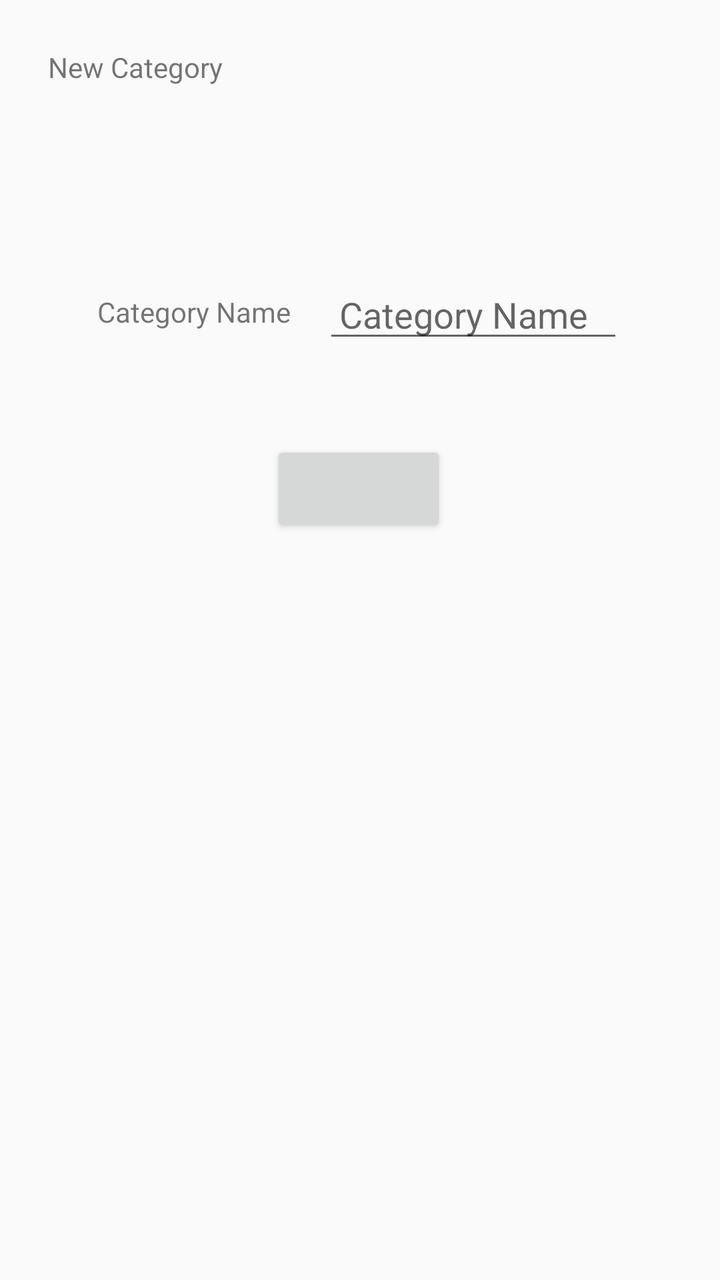
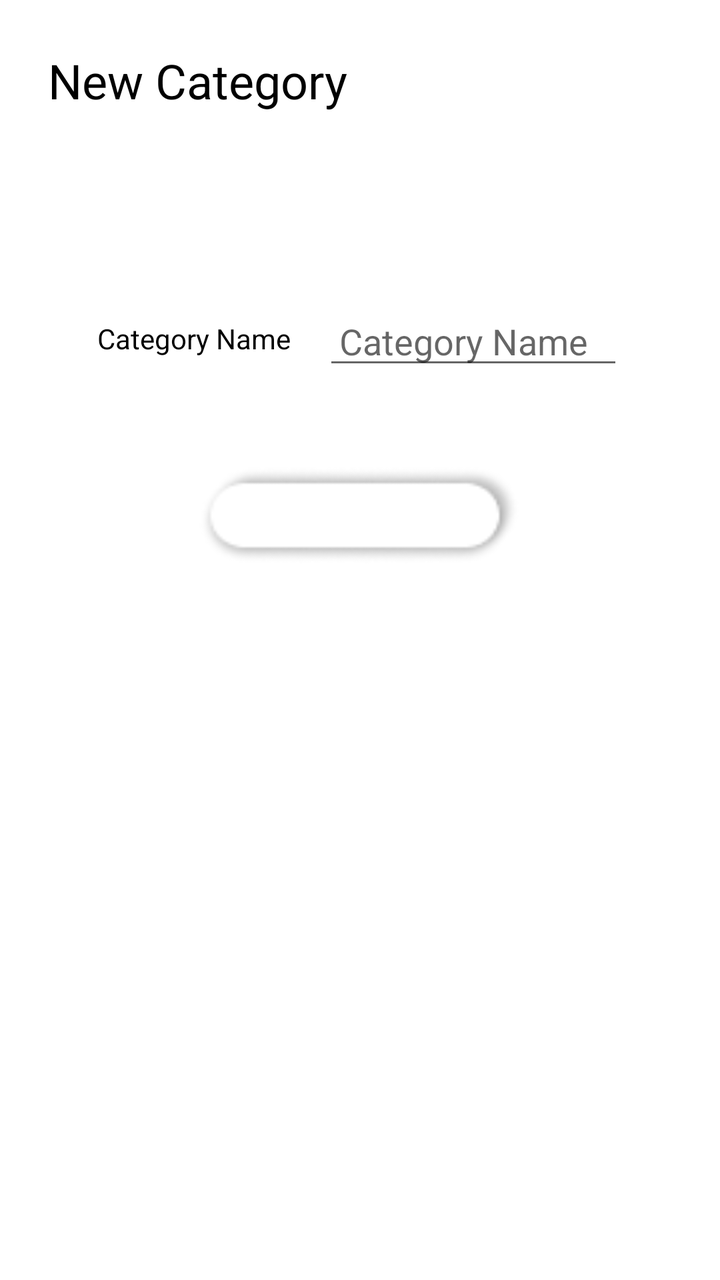

An Android layout rendered at two revisions. The XML below is the earlier revision; the diff shows what the commit changed to produce the second picture.
<!-- AndroidManifest.xml: application theme AppTheme -->
<!-- res/layout/activity_tambah_edit_kategori.xml -->
<?xml version="1.0" encoding="utf-8"?>
<ScrollView xmlns:android="http://schemas.android.com/apk/res/android"
    xmlns:app="http://schemas.android.com/apk/res-auto"
    xmlns:tools="http://schemas.android.com/tools"
    android:layout_width="match_parent"
    android:layout_height="match_parent"
    tools:context=".activities.kategori.TambahEditKategori">

    <androidx.constraintlayout.widget.ConstraintLayout
        android:layout_width="match_parent"
        android:layout_height="wrap_content">

        <TextView
            android:id="@+id/modeKategori"
            android:layout_width="wrap_content"
            android:layout_height="wrap_content"
            android:layout_marginStart="24dp"
            android:layout_marginLeft="24dp"
            android:layout_marginTop="24dp"
            android:text="New Category"
            app:layout_constraintStart_toStartOf="parent"
            app:layout_constraintTop_toTopOf="parent" />

        <GridLayout
            android:id="@+id/gridLayout"
            android:layout_width="wrap_content"
            android:layout_height="wrap_content"
            android:layout_gravity="center"
            android:layout_marginTop="92dp"
            android:columnCount="2"
            android:rowCount="2"
            app:layout_constraintEnd_toEndOf="parent"
            app:layout_constraintStart_toStartOf="parent"
            app:layout_constraintTop_toBottomOf="@+id/modeKategori">

            <TextView
                android:id="@+id/textView7"
                android:layout_width="wrap_content"
                android:layout_height="wrap_content"
                android:layout_row="0"
                android:layout_column="0"
                android:layout_gravity="center"
                android:paddingLeft="8dp"
                android:paddingRight="8dp"
                android:text="Category Name" />

            <EditText
                android:id="@+id/editTextTambahEditKategori"
                android:layout_width="150dp"
                android:layout_height="wrap_content"
                android:layout_row="0"
                android:layout_column="1"
                android:layout_gravity="center"
                android:layout_marginLeft="8dp"
                android:layout_marginRight="8dp"
                android:ems="10"
                android:hint="Category Name"
                android:inputType="textPersonName"
                android:paddingLeft="8dp"
                android:paddingRight="8dp"
                android:imeOptions="flagNoExtractUi"/>

        </GridLayout>

        <Button
            android:id="@+id/buttonTambahEditKategori"
            android:layout_width="wrap_content"
            android:layout_height="wrap_content"
            android:layout_marginTop="44dp"
            android:layout_marginBottom="8dp"
            app:layout_constraintBottom_toBottomOf="parent"
            app:layout_constraintEnd_toEndOf="@+id/gridLayout"
            app:layout_constraintHorizontal_bias="0.495"
            app:layout_constraintStart_toStartOf="@+id/gridLayout"
            app:layout_constraintTop_toBottomOf="@+id/gridLayout" />
    </androidx.constraintlayout.widget.ConstraintLayout>

</ScrollView>
<!-- resources referenced by this layout -->
<resources>
  <style name="AppTheme" parent="Theme.AppCompat.Light.NoActionBar">
          
          <item name="colorPrimary">#F7AA35</item>
          <item name="colorPrimaryDark">#F7AA35</item>
          <item name="colorAccent">#F7AA35</item>
  
          
          <item name="android:popupMenuStyle">@style/PopupMenu</item>
          
  
      </style>
  <style name="PopupMenu" parent="@android:style/Widget.Holo.ListPopupWindow">
          <item name="android:popupBackground">@drawable/border</item>
          <item name="android:itemPadding">1dp</item>
      </style>
  <!-- drawable border (drawable-v24) -->
  <?xml version="1.0" encoding="utf-8"?>
  <layer-list xmlns:android="http://schemas.android.com/apk/res/android">
      
      
      <item>
          <shape>
              <padding
  
                      android:bottom="2dp"/>
  
              <solid android:color="#C3BABA" />
  
              <corners android:radius="12dp" />
          </shape>
      </item>
  
      
     
  </layer-list>
</resources>

<!-- the commit's change to res/layout/activity_tambah_edit_kategori.xml (unified diff, before → after) -->
@@ -1,78 +1,131 @@
 <?xml version="1.0" encoding="utf-8"?>
-<ScrollView xmlns:android="http://schemas.android.com/apk/res/android"
+
+<androidx.constraintlayout.widget.ConstraintLayout xmlns:android="http://schemas.android.com/apk/res/android"
     xmlns:app="http://schemas.android.com/apk/res-auto"
     xmlns:tools="http://schemas.android.com/tools"
     android:layout_width="match_parent"
     android:layout_height="match_parent"
+    android:background="#FFFFFF"
     tools:context=".activities.kategori.TambahEditKategori">
 
     <androidx.constraintlayout.widget.ConstraintLayout
-        android:layout_width="match_parent"
-        android:layout_height="wrap_content">
+        android:id="@+id/progressBarAddKategori"
+        android:layout_width="0dp"
+        android:layout_height="0dp"
+        android:background="#A84A4A4A"
+        android:elevation="5dp"
+        android:visibility="gone"
+        app:layout_constraintBottom_toBottomOf="parent"
+        app:layout_constraintEnd_toEndOf="parent"
+        app:layout_constraintStart_toStartOf="parent"
+        app:layout_constraintTop_toTopOf="parent">
 
-        <TextView
-            android:id="@+id/modeKategori"
-            android:layout_width="wrap_content"
-            android:layout_height="wrap_content"
-            android:layout_marginStart="24dp"
-            android:layout_marginLeft="24dp"
-            android:layout_marginTop="24dp"
-            android:text="New Category"
+        <ProgressBar
+            android:id="@+id/progressBar4"
+            style="?android:attr/progressBarStyle"
+            android:layout_width="100dp"
+            android:layout_height="100dp"
+            app:layout_constraintBottom_toBottomOf="parent"
+            app:layout_constraintEnd_toEndOf="parent"
             app:layout_constraintStart_toStartOf="parent"
             app:layout_constraintTop_toTopOf="parent" />
 
-        <GridLayout
-            android:id="@+id/gridLayout"
+        <TextView
+            android:id="@+id/textView54"
             android:layout_width="wrap_content"
             android:layout_height="wrap_content"
-            android:layout_gravity="center"
-            android:layout_marginTop="92dp"
-            android:columnCount="2"
-            android:rowCount="2"
-            app:layout_constraintEnd_toEndOf="parent"
-            app:layout_constraintStart_toStartOf="parent"
-            app:layout_constraintTop_toBottomOf="@+id/modeKategori">
+            android:layout_marginTop="24dp"
+            android:text="Now Loading..."
+            android:textColor="#E1E1E1"
+            android:textSize="24sp"
+            app:layout_constraintEnd_toEndOf="@+id/progressBar4"
+            app:layout_constraintStart_toStartOf="@+id/progressBar4"
+            app:layout_constraintTop_toBottomOf="@+id/progressBar4" />
+    </androidx.constraintlayout.widget.ConstraintLayout>
+
+    <ScrollView
+        android:layout_width="match_parent"
+        android:layout_height="match_parent"
+        app:layout_constraintBottom_toBottomOf="parent"
+        app:layout_constraintEnd_toEndOf="parent"
+        app:layout_constraintStart_toStartOf="parent"
+        app:layout_constraintTop_toTopOf="parent">
+
+        <androidx.constraintlayout.widget.ConstraintLayout
+            android:layout_width="match_parent"
+            android:layout_height="wrap_content">
 
             <TextView
-                android:id="@+id/textView7"
+                android:id="@+id/modeKategori"
                 android:layout_width="wrap_content"
                 android:layout_height="wrap_content"
-                android:layout_row="0"
-                android:layout_column="0"
+                android:layout_marginStart="24dp"
+                android:layout_marginTop="24dp"
+                android:text="New Category"
+                android:textColor="#000000"
+                android:textSize="24sp"
+                app:layout_constraintStart_toStartOf="parent"
+                app:layout_constraintTop_toTopOf="parent" />
+
+            <GridLayout
+                android:id="@+id/gridLayout"
+                android:layout_width="wrap_content"
+                android:layout_height="wrap_content"
                 android:layout_gravity="center"
-                android:paddingLeft="8dp"
-                android:paddingRight="8dp"
-                android:text="Category Name" />
+                android:layout_marginTop="92dp"
+                android:columnCount="2"
+                android:rowCount="2"
+                app:layout_constraintEnd_toEndOf="parent"
+                app:layout_constraintStart_toStartOf="parent"
+                app:layout_constraintTop_toBottomOf="@+id/modeKategori">
 
-            <EditText
-                android:id="@+id/editTextTambahEditKategori"
-                android:layout_width="150dp"
+                <TextView
+                    android:id="@+id/textView7"
+                    android:layout_width="wrap_content"
+                    android:layout_height="wrap_content"
+                    android:layout_row="0"
+                    android:layout_column="0"
+                    android:layout_gravity="center"
+                    android:paddingLeft="8dp"
+                    android:paddingRight="8dp"
+                    android:text="Category Name"
+                    android:textColor="#000000" />
+
+                <EditText
+                    android:id="@+id/editTextTambahEditKategori"
+                    android:layout_width="150dp"
+                    android:layout_height="wrap_content"
+                    android:layout_row="0"
+                    android:layout_column="1"
+                    android:layout_gravity="center"
+                    android:layout_marginLeft="8dp"
+                    android:layout_marginRight="8dp"
+                    android:ems="10"
+                    android:hint="Category Name"
+                    android:imeOptions="flagNoExtractUi"
+                    android:inputType="textPersonName"
+                    android:paddingLeft="8dp"
+                    android:paddingRight="8dp"
+                    android:textColor="#000000" />
+
+            </GridLayout>
+
+            <Button
+                android:id="@+id/buttonTambahEditKategori"
+                android:layout_width="160dp"
                 android:layout_height="wrap_content"
-                android:layout_row="0"
-                android:layout_column="1"
-                android:layout_gravity="center"
-                android:layout_marginLeft="8dp"
-                android:layout_marginRight="8dp"
-                android:ems="10"
-                android:hint="Category Name"
-                android:inputType="textPersonName"
-                android:paddingLeft="8dp"
-                android:paddingRight="8dp"
-                android:imeOptions="flagNoExtractUi"/>
+                android:layout_marginTop="44dp"
+                android:layout_marginBottom="8dp"
+                android:background="@drawable/button_white"
+                android:textColor="#000000"
+                app:layout_constraintBottom_toBottomOf="parent"
+                app:layout_constraintEnd_toEndOf="@+id/gridLayout"
+                app:layout_constraintHorizontal_bias="0.495"
+                app:layout_constraintStart_toStartOf="@+id/gridLayout"
+                app:layout_constraintTop_toBottomOf="@+id/gridLayout" />
+        </androidx.constraintlayout.widget.ConstraintLayout>
+    </ScrollView>
 
-        </GridLayout>
 
-        <Button
-            android:id="@+id/buttonTambahEditKategori"
-            android:layout_width="wrap_content"
-            android:layout_height="wrap_content"
-            android:layout_marginTop="44dp"
-            android:layout_marginBottom="8dp"
-            app:layout_constraintBottom_toBottomOf="parent"
-            app:layout_constraintEnd_toEndOf="@+id/gridLayout"
-            app:layout_constraintHorizontal_bias="0.495"
-            app:layout_constraintStart_toStartOf="@+id/gridLayout"
-            app:layout_constraintTop_toBottomOf="@+id/gridLayout" />
-    </androidx.constraintlayout.widget.ConstraintLayout>
 
-</ScrollView>
+</androidx.constraintlayout.widget.ConstraintLayout>
<!-- resource entries referenced after the edit -->
@@ -1,5 +1,6 @@
 <!-- resources referenced by this layout -->
 <resources>
+  <!-- drawable button_white: png bitmap (drawable, 2496 bytes) -->
   <style name="AppTheme" parent="Theme.AppCompat.Light.NoActionBar">
           
           <item name="colorPrimary">#F7AA35</item>
@@ -12,28 +13,68 @@
   
       </style>
   <style name="PopupMenu" parent="@android:style/Widget.Holo.ListPopupWindow">
-          <item name="android:popupBackground">@drawable/border</item>
+          <item name="android:popupBackground">@drawable/border4</item>
           <item name="android:itemPadding">1dp</item>
       </style>
-  <!-- drawable border (drawable-v24) -->
+  <!-- drawable border4 (drawable) -->
   <?xml version="1.0" encoding="utf-8"?>
+  
   <layer-list xmlns:android="http://schemas.android.com/apk/res/android">
-      
-      
+      <item>
+          <shape>
+              <padding
+                  android:bottom="2dp"/>
+  
+              <solid android:color="#C3BABA" />
+  
+              <corners android:radius="8dp" />
+          </shape>
+      </item>
+       <item>
+          <shape>
+              <padding
+                      android:bottom="2dp"
+                      android:left="2dp"
+                      android:right="2dp"
+                      android:top="2dp" />
+  
+              <solid android:color="#F7AA35" />
+  
+              <corners android:radius="8dp" />
+          </shape>
+      </item>
+      <item>
+          <shape>
+              <padding
+                  android:bottom="2dp"
+                  android:left="2dp"
+                  android:right="2dp"
+                  android:top="2dp" />
+  
+              <solid android:color="#F7AA35" />
+  
+              <corners android:radius="8dp" />
+          </shape>
+      </item>
       <item>
           <shape>
               <padding
   
-                      android:bottom="2dp"/>
+                  android:bottom="2dp"/>
   
               <solid android:color="#C3BABA" />
   
-              <corners android:radius="12dp" />
+              <corners android:radius="8dp" />
+          </shape>
+      </item>
+      <item>
+          <shape>
+              <solid android:color="@android:color/white" />
+  
+              <corners android:radius="8dp" />
           </shape>
       </item>
   
-      
-     
   </layer-list>
 </resources>
 
